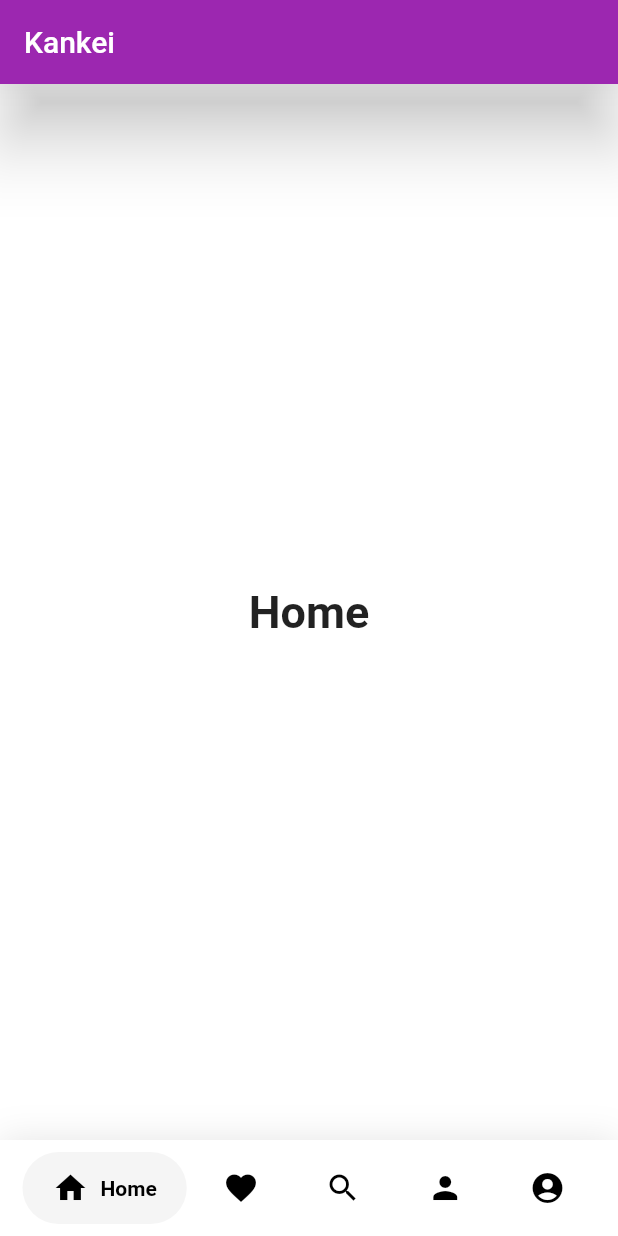
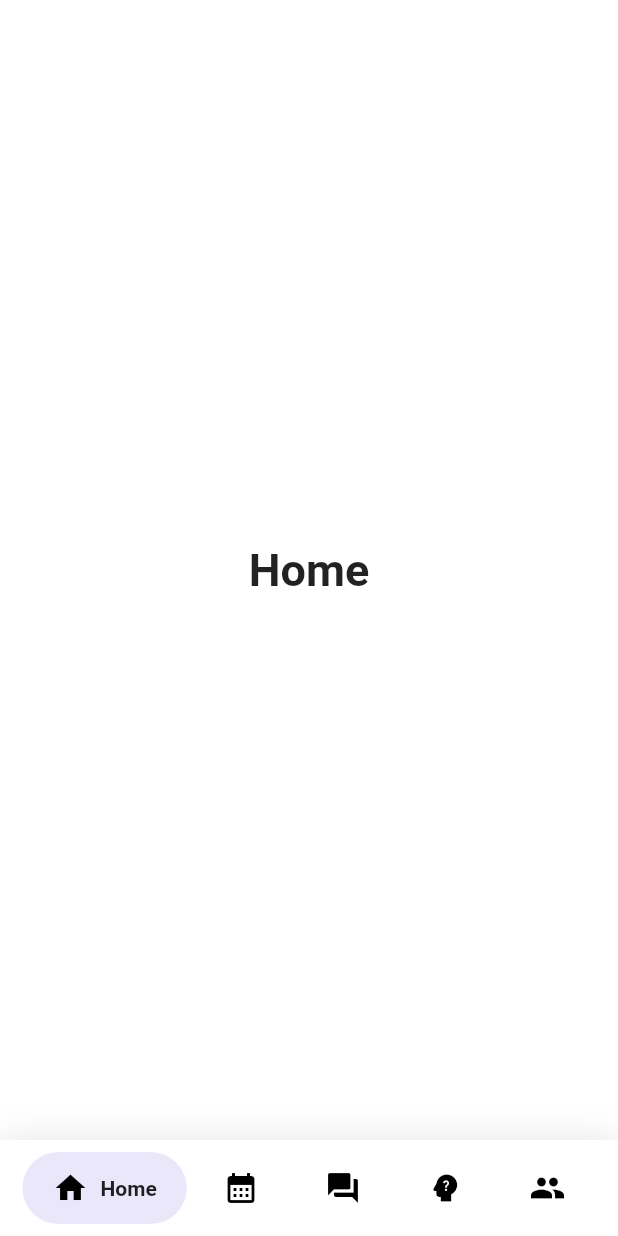
Before and after one commit to MaxxBzt/Kankei, a Flutter app: the screen it shows after launch, on a phone screen of 412 x 824 dp. Run offline on Flutter 3.47's test engine with Material 2 defaults, Android fonts, the phone set to English and light mode, and no system bars; drawn by our look-alikes of google_nav_bar.

Commit message:
Finish the BottomNavigationBar

```diff
--- a/lib/homepage.dart
+++ b/lib/homepage.dart
@@ -5,7 +5,7 @@ void main() => runApp(MaterialApp(
     builder: (context, child) {
       return Directionality(textDirection: TextDirection.ltr, child: child!);
     },
-    title: 'GNav',
+    title: 'Kankei',
     theme: ThemeData(
       primaryColor: Colors.grey[800],
     ),
@@ -26,15 +26,19 @@ class _ExampleState extends State<Example> {
       style: optionStyle,
     ),
     Text(
-      'Likes',
+      'Planning',
       style: optionStyle,
     ),
     Text(
-      'Search',
+      'Chat',
       style: optionStyle,
     ),
     Text(
-      'Profile',
+      'Ideas',
+      style: optionStyle,
+    ),
+    Text(
+      'Us',
       style: optionStyle,
     ),
   ];
@@ -43,10 +47,6 @@ class _ExampleState extends State<Example> {
   Widget build(BuildContext context) {
     return Scaffold(
       backgroundColor: Colors.white,
-      appBar: AppBar(
-        elevation: 20,
-        title: const Text('Kankei'),
-      ),
       body: Center(
         child: _widgetOptions.elementAt(_selectedIndex),
       ),
@@ -62,39 +62,45 @@ class _ExampleState extends State<Example> {
         ),
         child: SafeArea(
           child: Padding(
-            padding: const EdgeInsets.symmetric(horizontal: 15.0, vertical: 8),
+            padding: EdgeInsets.symmetric(horizontal: 15.0, vertical: 8),
             child: GNav(
-              rippleColor: Colors.grey[300]!,
-              hoverColor: Colors.grey[100]!,
+              haptic: true,
+              rippleColor: Color(0xFFEAE7FA),
+              hoverColor: Color(0xFFEAE7FA),
               gap: 8,
-              activeColor: Colors.black,
               iconSize: 24,
               padding: EdgeInsets.symmetric(horizontal: 20, vertical: 12),
               duration: Duration(milliseconds: 400),
-              tabBackgroundColor: Colors.grey[100]!,
-              color: Colors.black,
-              tabs: [
+              tabBackgroundColor: Color(0xFFEAE7FA),
+
+              tabs: const [
                 GButton(
                   icon: Icons.home,
-                  text: 'Home',
+                    text: 'Home',
                 ),
                 GButton(
-                  icon: Icons.favorite,
-                  text: 'Likes',
+                  icon: Icons.calendar_month,
+                  text: 'Planning',
                 ),
                 GButton(
-                  icon: Icons.search,
-                  text: 'Search',
+                  icon: Icons.question_answer,
+                  text: 'Chat',
                 ),
                 GButton(
-                  icon: Icons.person,
-                  text: 'Profile',
+                  icon: Icons.psychology_alt,
+                  text: 'Ideas',
                 ),
                 GButton(
-                  icon: Icons.account_circle,
-                  text: 'Profile',
+                  icon: Icons.people,
+                  text: 'Us',
                 ),
               ],
+              selectedIndex: _selectedIndex,
+              onTabChange: (index) {
+                setState(() {
+                  _selectedIndex = index;
+                });
+              },
             ),
           ),
         ),
```
